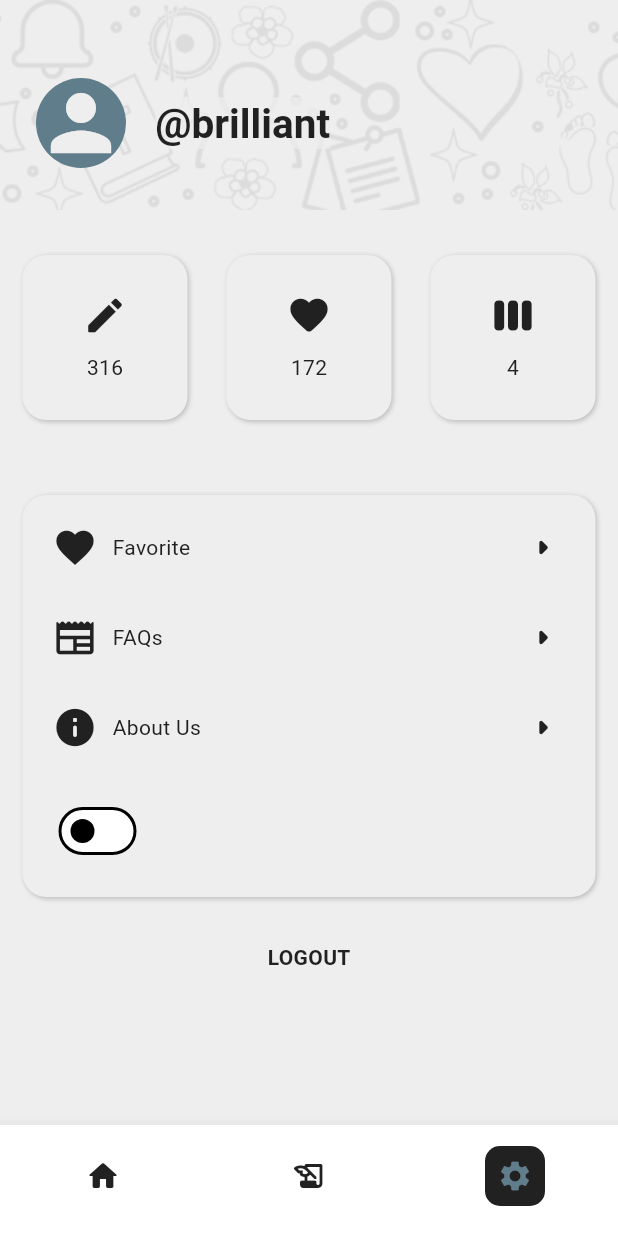
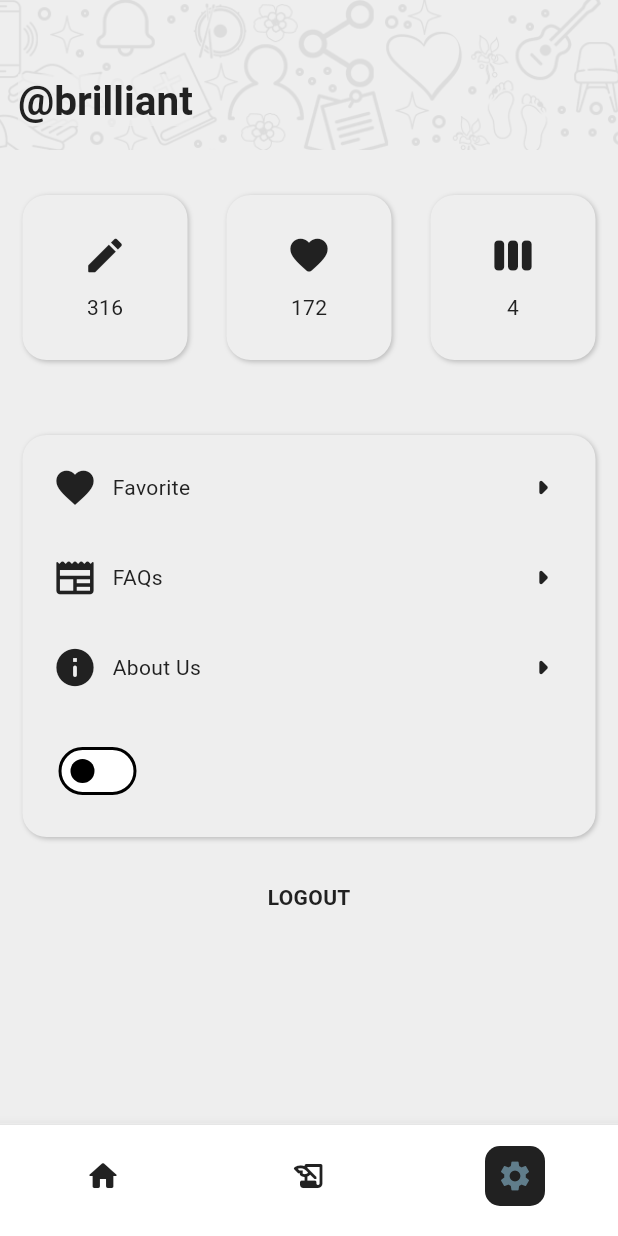
Before and after one commit to kwakyebrilliant/AFSbot, a Flutter app: the screen it shows after launch, item 3 of the bottom bar chosen, on a phone screen of 412 x 824 dp. Run offline on Flutter 3.47's test engine with Material 3 defaults, Android fonts, the phone set to English and light mode, and no system bars; our stand-ins replace shared_preferences.

Commit message:
settings updates

```diff
--- a/lib/screens/settings/setting_page.dart
+++ b/lib/screens/settings/setting_page.dart
@@ -43,9 +43,9 @@ class _SettingPageState extends State<SettingPage> {
           slivers: [
             SliverAppBar(
               backgroundColor: Theme.of(context).colorScheme.background,
-              expandedHeight: 140.0,
-              collapsedHeight: 30.0,
-              toolbarHeight: 30.0,
+              expandedHeight: 100.0,
+              // collapsedHeight: 30.0,
+              // toolbarHeight: 30.0,
               floating: false,
               pinned: true,
               elevation: 0,
@@ -59,25 +59,6 @@ class _SettingPageState extends State<SettingPage> {
                   padding: const EdgeInsets.only(left: 8.0),
                   child: Row(
                     children: [
-                      Padding(
-                        padding: const EdgeInsets.all(8.0),
-                        child: Container(
-                          decoration: const BoxDecoration(
-                            shape: BoxShape.circle,
-                            color: Colors.blueGrey,
-                          ),
-                          child: Icon(
-                            Icons.person,
-                            size: 40.0,
-                            color: Theme.of(context).colorScheme.primary,
-                          ),
-                        ),
-                      ),
-
-                      const SizedBox(
-                        width: 5.0,
-                      ),
-
                       //username here
                       Container(
                         color: Theme.of(context)
```
